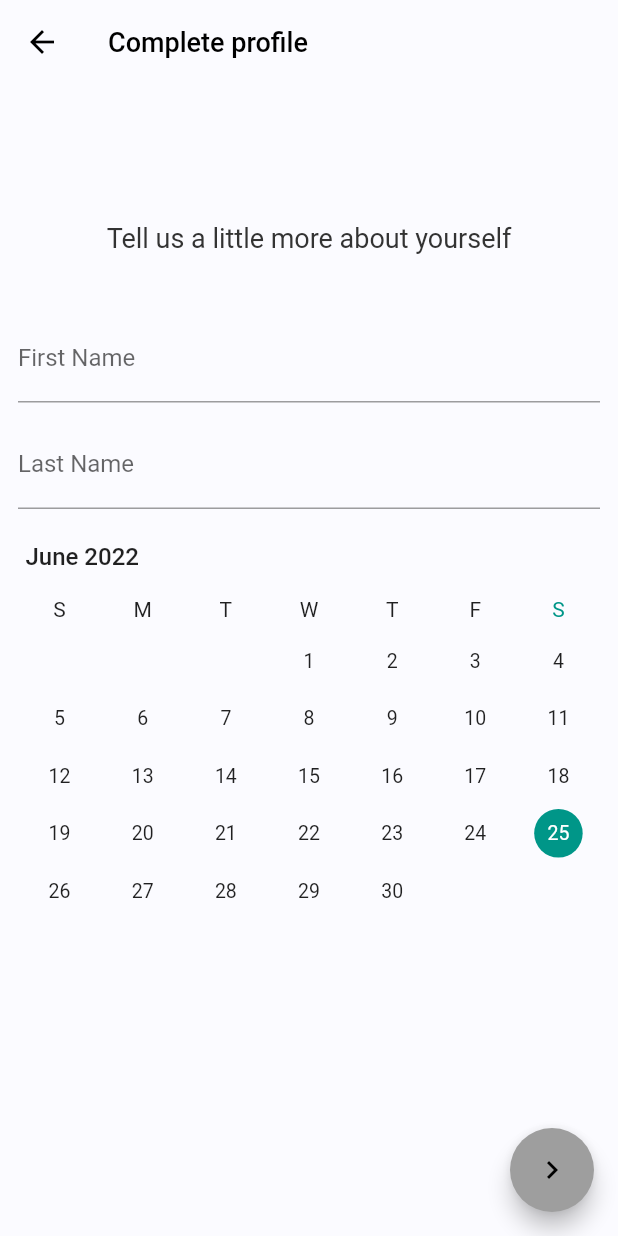
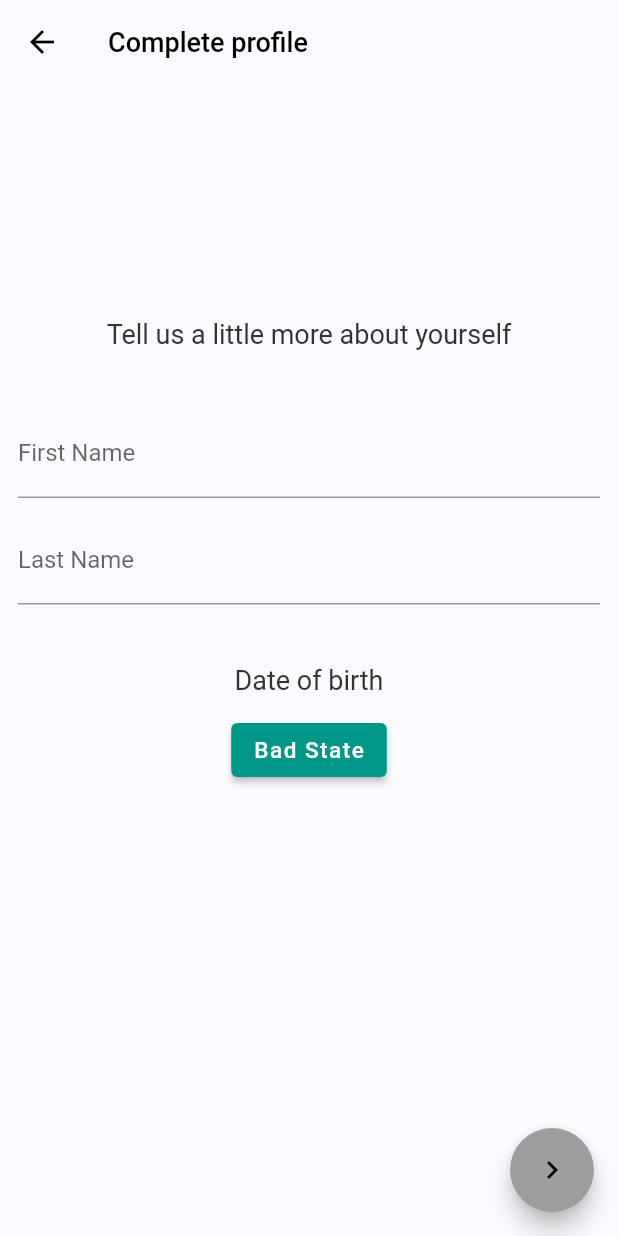
Before and after one commit to Fitcentive/flutter_app, a Flutter app: the CompleteProfilePage screen opened directly, swiped to page 2, on a phone screen of 412 x 824 dp. Run offline on Flutter 3.47's test engine with Material 2 defaults, Android fonts, the light colour scheme and no system bars; drawn by our look-alikes of syncfusion_flutter_datepicker; our stand-ins replace bloc, equatable, flutter_bloc, flutter_secure_storage, formz, google_fonts and 1 more; missing offline and left inert: flutter_appauth; accounts and stored records are empty.

Commit message:
- Replace library datepicker with native datepicker

```diff
--- a/lib/src/views/complete_profile/views/profile_info_view.dart
+++ b/lib/src/views/complete_profile/views/profile_info_view.dart
@@ -4,7 +4,7 @@ import 'package:flutter_app/src/views/complete_profile/bloc/complete_profile_eve
 import 'package:flutter_app/src/views/complete_profile/bloc/complete_profile_state.dart';
 import 'package:flutter_app/theme.dart';
 import 'package:flutter_bloc/flutter_bloc.dart';
-import 'package:syncfusion_flutter_datepicker/datepicker.dart';
+import 'package:intl/intl.dart';
 
 class ProfileInfoView extends StatefulWidget {
 
@@ -62,34 +62,48 @@ class ProfileInfoViewState extends State<ProfileInfoView> {
                     _nameInput("First Name"),
                     const Padding(padding: EdgeInsets.all(6)),
                     _nameInput("Last Name"),
+                    const Padding(padding: EdgeInsets.all(20)),
+                    Text(
+                        "Date of birth",
+                      style: appTheme.textTheme.headline6,
+                    ),
                     const Padding(padding: EdgeInsets.all(6)),
-                    // todo - make this a dialog popup
-                    _datePicker(),
+                    _datePickerButton(),
                   ],
                 );
               })),
     );
   }
 
-  // todo - https://api.flutter.dev/flutter/material/showDatePicker.html
-  Widget _datePicker() {
-    return BlocBuilder<CompleteProfileBloc, CompleteProfileState>(
-      builder: (context, state) {
-        return SfDateRangePicker(
-          onSelectionChanged: (selection) {
-            if (state is ProfileInfoModified) {
-              context.read<CompleteProfileBloc>().add(ProfileInfoChanged(
-                  user: state.user,
-                  firstName: state.firstName.value,
-                  lastName: state.lastName.value,
-                  dateOfBirth: selection.value
-              ));
-            }
-          },
-          selectionMode: DateRangePickerSelectionMode.single,
-          initialSelectedDate: DateTime.now(),
-        );
+  Widget _datePickerButton() {
+    final currentState = context.read<CompleteProfileBloc>().state;
+    return ElevatedButton(
+      style: ButtonStyle(
+        backgroundColor: MaterialStateProperty.all<Color>(Colors.teal),
+      ),
+      onPressed: () async {
+        if (currentState is ProfileInfoModified) {
+          final selectedDate = await showDatePicker(
+            context: context,
+            initialEntryMode: DatePickerEntryMode.calendarOnly,
+            initialDate: DateTime.parse(currentState.dateOfBirth.value),
+            firstDate: DateTime(1970),
+            lastDate: DateTime(2050),
+          );
+          _completeProfileBloc.add(ProfileInfoChanged(
+              user: currentState.user,
+              firstName: currentState.firstName.value,
+              lastName: currentState.lastName.value,
+              dateOfBirth: selectedDate ?? DateTime.parse(currentState.dateOfBirth.value)
+          ));
+        }
       },
+      child: Text(
+          (currentState is ProfileInfoModified) ? currentState.dateOfBirth.value : "Bad State",
+          style: const TextStyle(
+              fontSize: 15,
+              color: Colors.white
+          )),
     );
   }
 
--- a/lib/src/views/login/bloc/authentication_bloc.dart
+++ b/lib/src/views/login/bloc/authentication_bloc.dart
@@ -102,8 +102,8 @@ class AuthenticationBloc extends Bloc<AuthenticationEvent, AuthenticationState>
     emit(AuthSuccessState(authenticatedUser: authenticatedUser));
   }
 
+  // Refresh auth token 60 seconds before expiry
   void _setUpRefreshAccessTokenTrigger(AuthTokens authTokens, AuthenticatedUser user) =>
-      // Refresh auth token 5 minute before expiry
       Future.delayed(Duration(seconds: authTokens.expiresIn - 60), () {
         add(RefreshAccessTokenRequested(user: user));
       });
--- a/pubspec.yaml
+++ b/pubspec.yaml
@@ -41,7 +41,6 @@ dependencies:
   flutter_secure_storage: ^5.0.2
   intl: ^0.17.0
   google_fonts: 2.2.0
-  syncfusion_flutter_datepicker: ^20.1.61
 
   # The following adds the Cupertino Icons font to your application.
   # Use with the CupertinoIcons class for iOS style icons.
```
Also changed, not shown: pubspec.lock.
